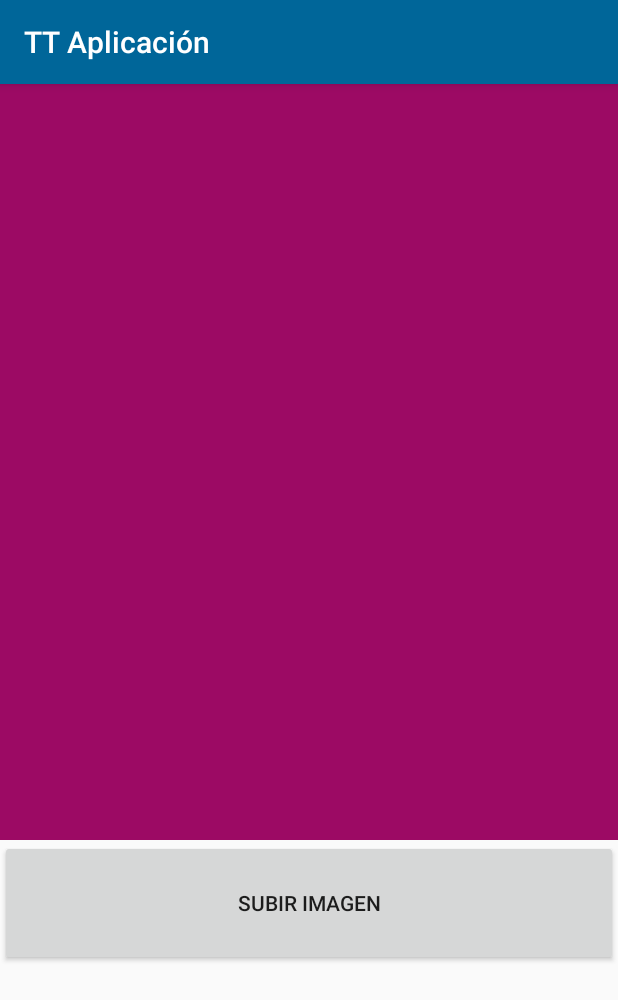
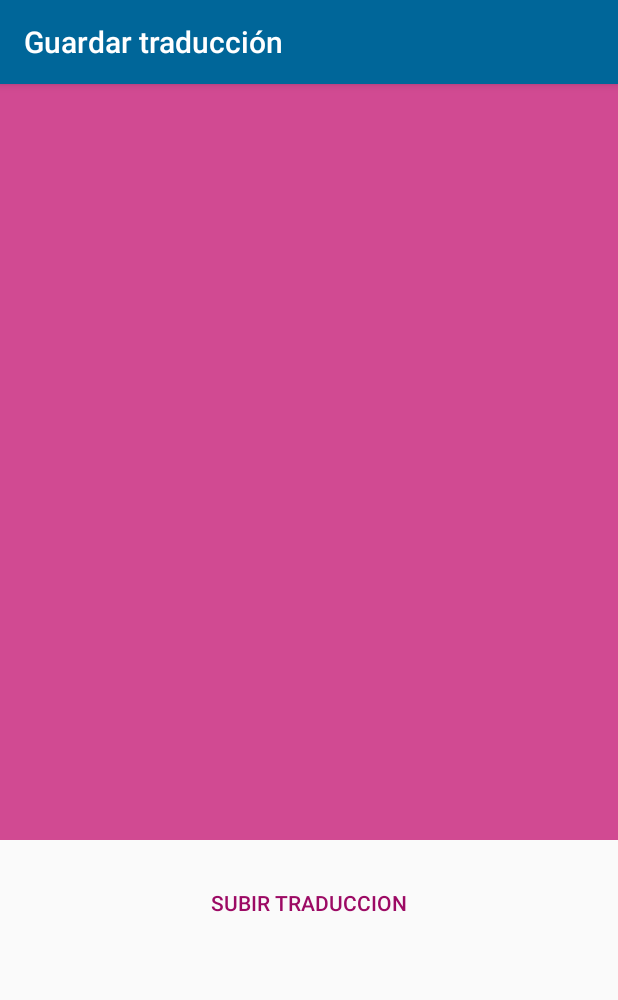
Before and after one commit to IanMendozaJaimes/SuperTT, an Android app: the NewTraduccionActivity screen opened directly, with no data from a screen before it, on a phone screen of 412 x 824 dp. Shown: the top 1000 px of the screen. Run offline under Robolectric (Android 15) with nearby library versions, the light colour scheme and no system bars; our stand-ins replace ButterKnife, Picasso; pictures from the network do not load.

Commit message:
Ya esta esta cosa falta ponerla bonita

```diff
--- a/SuperTTApp/app/src/main/java/com/equipo/superttapp/projects/view/NewTraduccionActivity.java
+++ b/SuperTTApp/app/src/main/java/com/equipo/superttapp/projects/view/NewTraduccionActivity.java
@@ -62,7 +62,7 @@ public class NewTraduccionActivity extends AppCompatActivity {
             photoPath = bundle.getString(PHOTO_KEY);
             Picasso.get().load("file:"+photoPath).into(imvPreview);
         }
-
+        setTitle(R.string.title_activity_new_traduccion);
         askPermissions();
     }
 
--- a/SuperTTApp/app/src/main/res/layout/activity_new_traduccion.xml
+++ b/SuperTTApp/app/src/main/res/layout/activity_new_traduccion.xml
@@ -17,18 +17,19 @@
             android:layout_width="match_parent"
             android:layout_height="0dp"
             android:layout_weight="7"
-            android:background="@color/colorAccent"
-            android:contentDescription="Imagen a subir"
+            android:background="@color/colorAccentLight"
+            android:contentDescription="@string/img_traduccion_descripcion"
             android:scaleType="centerCrop" />
 
         <Button
             android:id="@+id/btnUpload"
+            style="@style/Widget.AppCompat.Button.Borderless.Colored"
             android:layout_width="match_parent"
             android:layout_height="wrap_content"
             android:layout_margin="0dp"
             android:layout_weight="0.5"
             android:padding="0dp"
-            android:text="Subir imagen" />
+            android:text="@string/btn_subir_traduccion" />
 
     </LinearLayout>
 
--- a/SuperTTApp/app/src/main/res/values/strings.xml
+++ b/SuperTTApp/app/src/main/res/values/strings.xml
@@ -60,5 +60,8 @@
     <string name="label_cancelar">Cancelar</string>
     <string name="label_nombre_proyecto">Nombre del proyecto</string>
     <string name="label_crear_proyecto">Crear proyecto</string>
+    <string name="btn_subir_traduccion">Subir traduccion</string>
+    <string name="img_traduccion_descripcion">Imagen a subir</string>
+    <string name="title_activity_new_traduccion">Guardar traducción</string>
 
 </resources>
```
